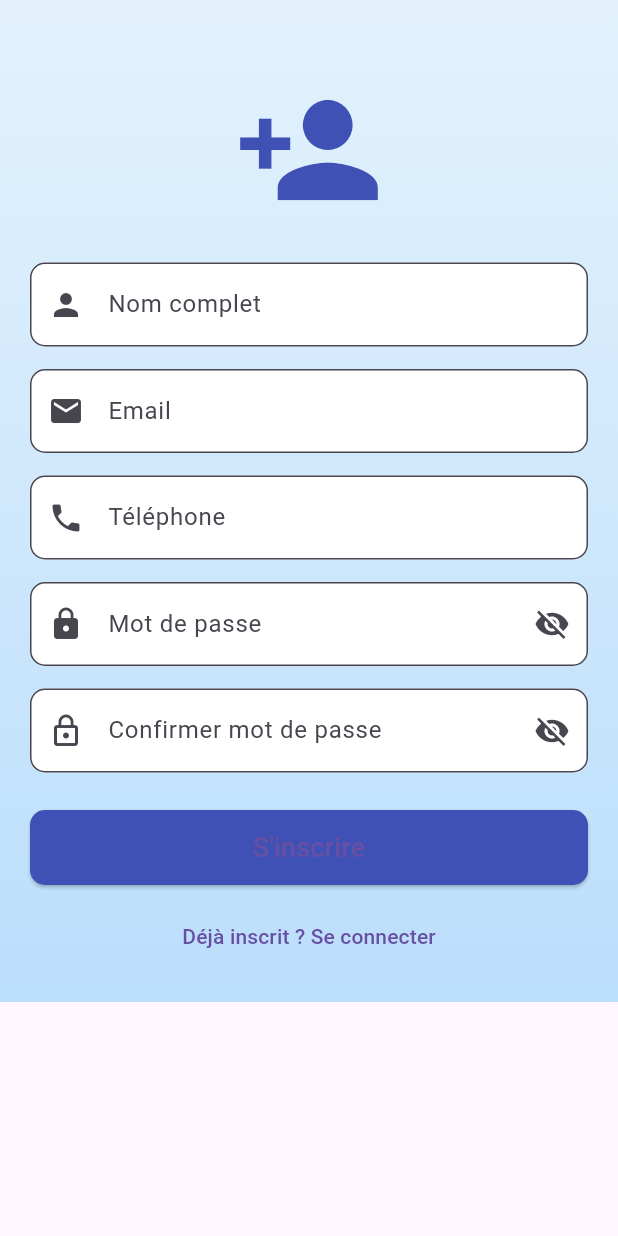
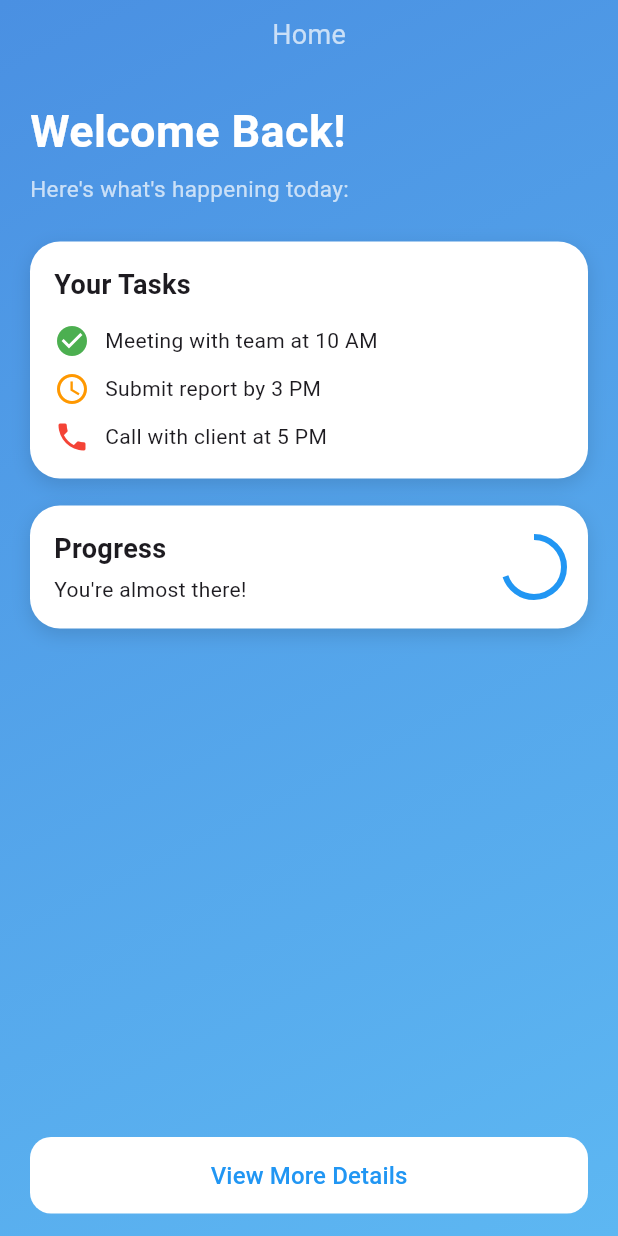
Before and after one commit to othmane005/devoir_dart_flutter, a Flutter app: the screen it shows after launch, on a phone screen of 412 x 824 dp. Run offline on Flutter 3.47's test engine with Material 3 defaults, Android fonts, the light colour scheme and no system bars.

Commit message:
Devoir Dart & Flutter - Home design + exercices

```diff
--- a/lib/main.dart
+++ b/lib/main.dart
@@ -1,4 +1,6 @@
 import 'package:flutter/material.dart';
+import 'pages/home_page.dart'; // ⬅️ ضروري
+// ما محتاجش تمسّ RegisterPage دابا
 
 void main() {
   runApp(const MyApp());
@@ -9,187 +11,9 @@ class MyApp extends StatelessWidget {
 
   @override
   Widget build(BuildContext context) {
-    return MaterialApp(
+    return const MaterialApp(
       debugShowCheckedModeBanner: false,
-      home: const RegisterPage(),
+      home: HomePage(), // ⬅️ هنا التغيير المهم
     );
   }
 }
-
-class RegisterPage extends StatefulWidget {
-  const RegisterPage({super.key});
-
-  @override
-  State<RegisterPage> createState() => _RegisterPageState();
-}
-
-class _RegisterPageState extends State<RegisterPage> {
-  final _formKey = GlobalKey<FormState>();
-
-  final nom = TextEditingController();
-  final email = TextEditingController();
-  final tel = TextEditingController();
-  final pass = TextEditingController();
-  final pass2 = TextEditingController();
-
-  bool hide1 = true;
-  bool hide2 = true;
-
-  @override
-  Widget build(BuildContext context) {
-    return Scaffold(
-      body: Container(
-        padding: const EdgeInsets.all(20),
-        decoration: const BoxDecoration(
-          gradient: LinearGradient(
-            colors: [Color(0xffe3f2fd), Color(0xffbbdefb)],
-            begin: Alignment.topCenter,
-            end: Alignment.bottomCenter,
-          ),
-        ),
-        child: SingleChildScrollView(
-          child: Form(
-            key: _formKey,
-            child: Column(
-              children: [
-
-                const SizedBox(height: 30),
-
-                const Icon(Icons.person_add,
-                    size: 100, color: Colors.indigo),
-
-                const SizedBox(height: 25),
-
-                // NOM de COMPLET
-                TextFormField(
-                  controller: nom,
-                  validator: (v) =>
-                      v!.isEmpty ? "Nom requis" : null,
-                  decoration: deco("Nom complet", Icons.person),
-                ),
-
-                const SizedBox(height: 15),
-
-                // EMAIL
-                TextFormField(
-                  controller: email,
-                  validator: (v) => v!.contains("@")
-                      ? null
-                      : "Email invalide",
-                  keyboardType: TextInputType.emailAddress,
-                  decoration: deco("Email", Icons.email),
-                ),
-
-                const SizedBox(height: 15),
-
-                // TELEPHONE
-                TextFormField(
-                  controller: tel,
-                  validator: (v) =>
-                      v!.length < 8 ? "Numéro invalide" : null,
-                  keyboardType: TextInputType.phone,
-                  decoration: deco("Téléphone", Icons.phone),
-                ),
-
-                const SizedBox(height: 15),
-
-                // MOT DE PASSE
-                TextFormField(
-                  controller: pass,
-                  obscureText: hide1,
-                  validator: (v) =>
-                      v!.length < 8 ? "Min 8 caractères" : null,
-                  decoration: decoPassword(
-                    "Mot de passe",
-                    Icons.lock,
-                    hide1,
-                    () => setState(() => hide1 = !hide1),
-                  ),
-                ),
-
-                const SizedBox(height: 15),
-
-                // CONFIRMATION
-                TextFormField(
-                  controller: pass2,
-                  obscureText: hide2,
-                  validator: (v) =>
-                      v != pass.text ? "Mot de passe différent" : null,
-                  decoration: decoPassword(
-                    "Confirmer mot de passe",
-                    Icons.lock_outline,
-                    hide2,
-                    () => setState(() => hide2 = !hide2),
-                  ),
-                ),
-
-                const SizedBox(height: 25),
-
-                SizedBox(
-                  width: double.infinity,
-                  height: 50,
-                  child: ElevatedButton(
-                    style: ElevatedButton.styleFrom(
-                      backgroundColor: Colors.indigo,
-                      shape: RoundedRectangleBorder(
-                        borderRadius: BorderRadius.circular(10),
-                      ),
-                    ),
-                    onPressed: () {
-                      if (_formKey.currentState!.validate()) {
-                        ScaffoldMessenger.of(context).showSnackBar(
-                          const SnackBar(
-                            content: Text("Inscription réussie !"),
-                            backgroundColor: Colors.green,
-                          ),
-                        );
-                      }
-                    },
-                    child: const Text("S'inscrire",
-                        style: TextStyle(fontSize: 18)),
-                  ),
-                ),
-
-                const SizedBox(height: 10),
-
-                TextButton(
-                  onPressed: () => print("Déjà inscrit ?"),
-                  child: const Text("Déjà inscrit ? Se connecter"),
-                ),
-              ],
-            ),
-          ),
-        ),
-      ),
-    );
-  }
-
-  InputDecoration deco(String label, IconData icon) {
-    return InputDecoration(
-      labelText: label,
-      prefixIcon: Icon(icon),
-      filled: true,
-      fillColor: Colors.white,
-      border: OutlineInputBorder(
-        borderRadius: BorderRadius.circular(10),
-      ),
-    );
-  }
-
-  InputDecoration decoPassword(
-      String label, IconData icon, bool hide, VoidCallback toggle) {
-    return InputDecoration(
-      labelText: label,
-      prefixIcon: Icon(icon),
-      suffixIcon: IconButton(
-        icon: Icon(hide ? Icons.visibility_off : Icons.visibility),
-        onPressed: toggle,
-      ),
-      filled: true,
-      fillColor: Colors.white,
-      border: OutlineInputBorder(
-        borderRadius: BorderRadius.circular(10),
-      ),
-    );
-  }
-}
--- /dev/null
+++ b/lib/pages/home_page.dart
@@ -0,0 +1,199 @@
+import 'package:flutter/material.dart';
+
+class HomePage extends StatelessWidget {
+  const HomePage({super.key});
+
+  @override
+  Widget build(BuildContext context) {
+    return Scaffold(
+      body: Container(
+        width: double.infinity,
+        decoration: const BoxDecoration(
+          gradient: LinearGradient(
+            begin: Alignment.topLeft,
+            end: Alignment.bottomRight,
+            colors: [
+              Color(0xFF4A90E2),
+              Color(0xFF5DB7F2),
+            ],
+          ),
+        ),
+        child: SafeArea(
+          child: Padding(
+            padding: const EdgeInsets.symmetric(horizontal: 20),
+            child: Column(
+              crossAxisAlignment: CrossAxisAlignment.start,
+              children: [
+                // ===== Title =====
+                const SizedBox(height: 10),
+                const Center(
+                  child: Text(
+                    "Home",
+                    style: TextStyle(
+                      color: Colors.white70,
+                      fontSize: 18,
+                    ),
+                  ),
+                ),
+
+                const SizedBox(height: 30),
+
+                // ===== Welcome =====
+                const Text(
+                  "Welcome Back!",
+                  style: TextStyle(
+                    color: Colors.white,
+                    fontSize: 30,
+                    fontWeight: FontWeight.bold,
+                  ),
+                ),
+                const SizedBox(height: 6),
+                const Text(
+                  "Here's what's happening today:",
+                  style: TextStyle(
+                    color: Colors.white70,
+                    fontSize: 15,
+                  ),
+                ),
+
+                const SizedBox(height: 25),
+
+                // ===== Tasks Card =====
+                Container(
+                  padding: const EdgeInsets.all(16),
+                  decoration: BoxDecoration(
+                    color: Colors.white,
+                    borderRadius: BorderRadius.circular(20),
+                    boxShadow: const [
+                      BoxShadow(
+                        color: Colors.black12,
+                        blurRadius: 10,
+                        offset: Offset(0, 4),
+                      ),
+                    ],
+                  ),
+                  child: Column(
+                    crossAxisAlignment: CrossAxisAlignment.start,
+                    children: const [
+                      Text(
+                        "Your Tasks",
+                        style: TextStyle(
+                          fontSize: 18,
+                          fontWeight: FontWeight.bold,
+                        ),
+                      ),
+                      SizedBox(height: 12),
+
+                      Row(
+                        children: [
+                          Icon(Icons.check_circle, color: Colors.green),
+                          SizedBox(width: 10),
+                          Expanded(
+                            child: Text("Meeting with team at 10 AM"),
+                          ),
+                        ],
+                      ),
+                      SizedBox(height: 8),
+
+                      Row(
+                        children: [
+                          Icon(Icons.access_time, color: Colors.orange),
+                          SizedBox(width: 10),
+                          Expanded(
+                            child: Text("Submit report by 3 PM"),
+                          ),
+                        ],
+                      ),
+                      SizedBox(height: 8),
+
+                      Row(
+                        children: [
+                          Icon(Icons.phone, color: Colors.red),
+                          SizedBox(width: 10),
+                          Expanded(
+                            child: Text("Call with client at 5 PM"),
+                          ),
+                        ],
+                      ),
+                    ],
+                  ),
+                ),
+
+                const SizedBox(height: 18),
+
+                // ===== Progress Card =====
+                Container(
+                  padding: const EdgeInsets.all(16),
+                  decoration: BoxDecoration(
+                    color: Colors.white,
+                    borderRadius: BorderRadius.circular(20),
+                    boxShadow: const [
+                      BoxShadow(
+                        color: Colors.black12,
+                        blurRadius: 10,
+                        offset: Offset(0, 4),
+                      ),
+                    ],
+                  ),
+                  child: Row(
+                    mainAxisAlignment: MainAxisAlignment.spaceBetween,
+                    children: const [
+                      Column(
+                        crossAxisAlignment: CrossAxisAlignment.start,
+                        children: [
+                          Text(
+                            "Progress",
+                            style: TextStyle(
+                              fontSize: 18,
+                              fontWeight: FontWeight.bold,
+                            ),
+                          ),
+                          SizedBox(height: 4),
+                          Text("You're almost there!"),
+                        ],
+                      ),
+                      SizedBox(
+                        height: 40,
+                        width: 40,
+                        child: CircularProgressIndicator(
+                          value: 0.7,
+                          strokeWidth: 4,
+                          color: Colors.blue,
+                        ),
+                      ),
+                    ],
+                  ),
+                ),
+
+                const Spacer(),
+
+                // ===== Button =====
+                SizedBox(
+                  width: double.infinity,
+                  child: ElevatedButton(
+                    onPressed: () {},
+                    style: ElevatedButton.styleFrom(
+                      backgroundColor: Colors.white,
+                      foregroundColor: Colors.blue,
+                      elevation: 0,
+                      padding: const EdgeInsets.symmetric(vertical: 14),
+                      shape: RoundedRectangleBorder(
+                        borderRadius: BorderRadius.circular(14),
+                      ),
+                    ),
+                    child: const Text(
+                      "View More Details",
+                      style: TextStyle(fontSize: 16),
+                    ),
+                  ),
+                ),
+
+                const SizedBox(height: 15),
+              ],
+            ),
+          ),
+        ),
+      ),
+    );
+  }
+}
```
